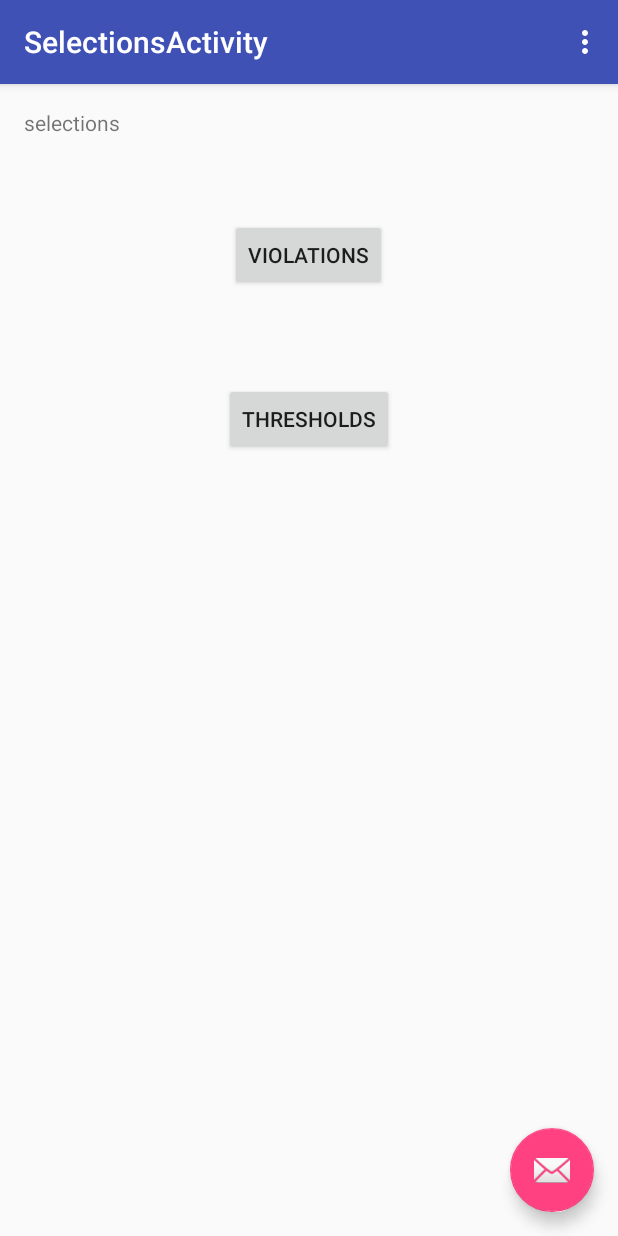
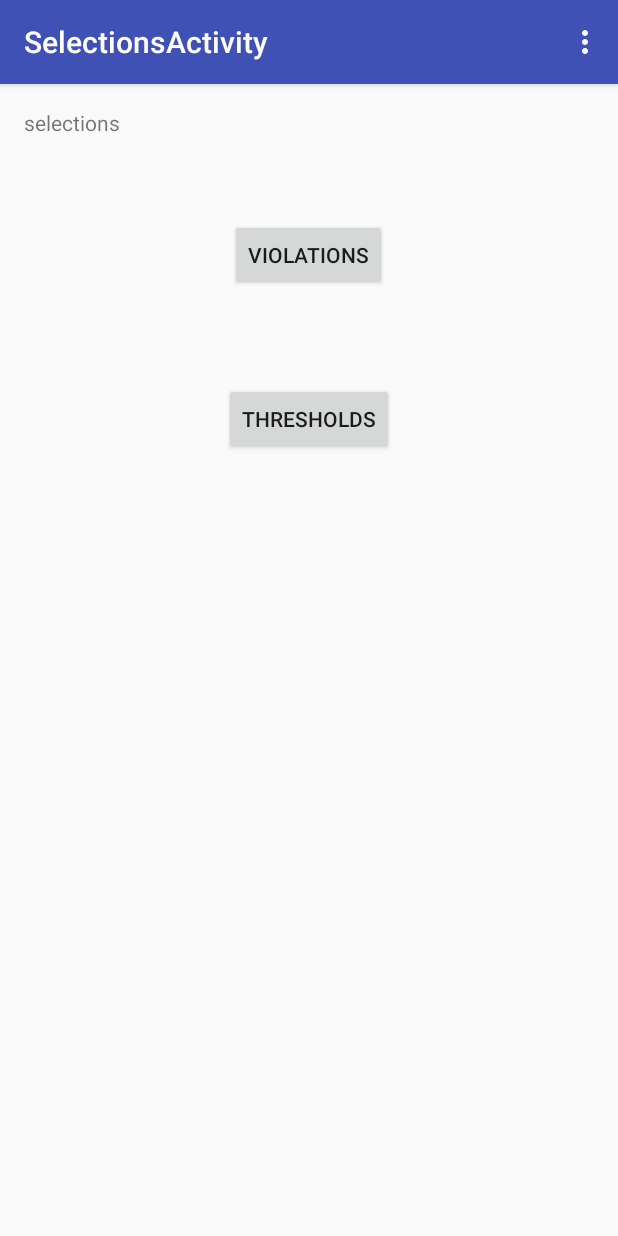
Before and after one commit to HUANG-Yu/Trunkmon, an Android app: the SelectionsActivity screen opened directly, with no data from a screen before it, on a phone screen of 412 x 824 dp. Run offline under Robolectric (Android 15) with nearby library versions, the phone set to English and light mode, and no system bars; 2 statements that could not run were skipped.

Commit message:
delete pink email box

```diff
--- a/app/src/main/res/layout/activity_selections.xml
+++ b/app/src/main/res/layout/activity_selections.xml
@@ -23,12 +23,4 @@
 
     <include layout="@layout/content_selections" />
 
-    <android.support.design.widget.FloatingActionButton
-        android:id="@+id/fab"
-        android:layout_width="wrap_content"
-        android:layout_height="wrap_content"
-        android:layout_gravity="bottom|end"
-        android:layout_margin="@dimen/fab_margin"
-        android:src="@android:drawable/ic_dialog_email" />
-
 </android.support.design.widget.CoordinatorLayout>
```
Also changed, not shown: app/src/main/res/layout/activity_login.xml (+0 -7 lines), app/src/main/res/layout/activity_thresholds_data.xml (+0 -8 lines), app/src/main/res/layout/activity_thresholds_filter.xml (+0 -7 lines), app/src/main/res/layout/activity_violations_data.xml (+0 -8 lines), app/src/main/res/layout/activity_violations_filter.xml (+0 -8 lines).
